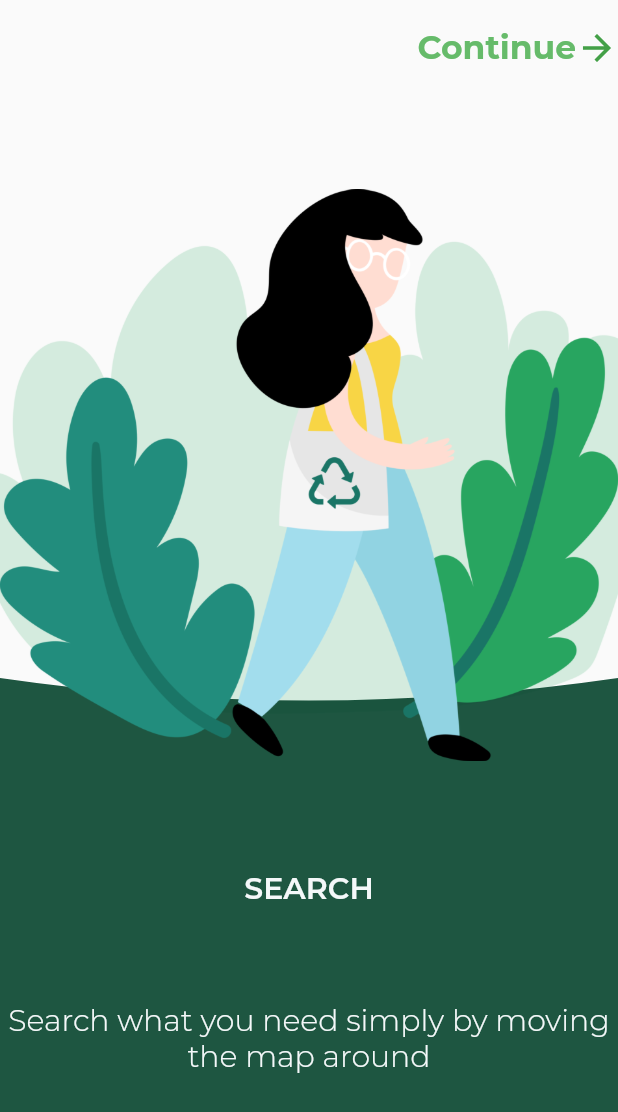
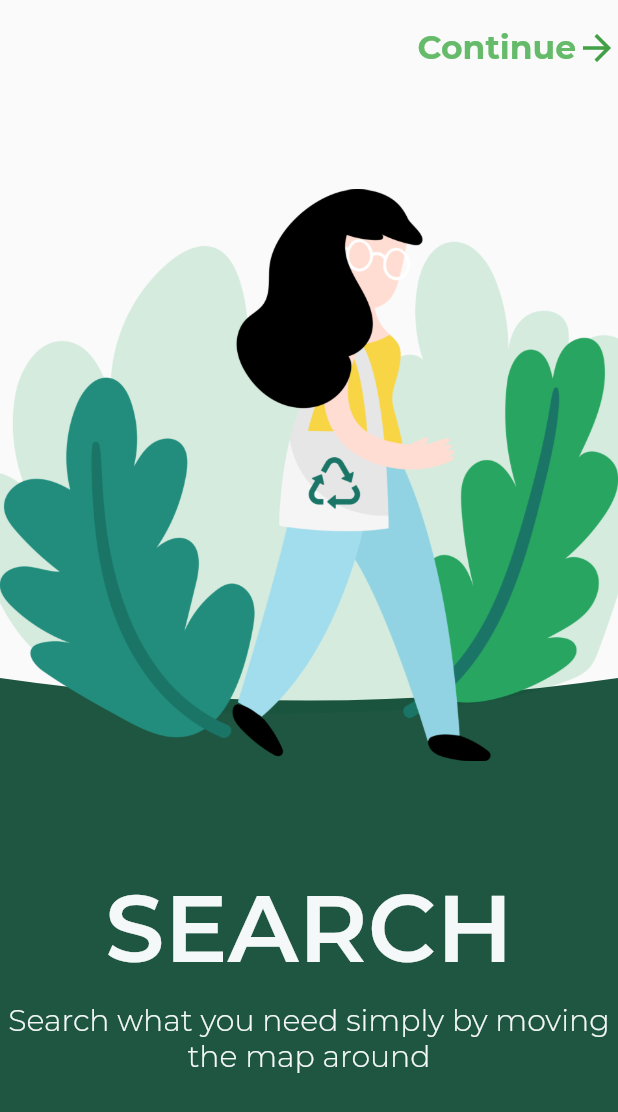
Before and after one commit to maicolstracci/Keep_it_clean, a Flutter app: the OnboardingPage1 widget shown alone on an empty page, opened directly, on a phone screen of 412 x 824 dp. Shown: the top 1112 px of the screen. Run offline on Flutter 3.47's test engine with Material 2 defaults, Android fonts, the phone set to English and light mode, and no system bars; drawn by our look-alikes of auto_size_text; our stand-ins replace auto_route, cloud_firestore, easy_localization, firebase_auth, firebase_storage, flutter_swiper and 11 more; missing offline and left inert: apple_sign_in, flutter_device_type, flutter_facebook_login, geoflutterfire, observable_ish, stacked_hooks and 1 more; accounts and stored records are empty; statements that could not run were skipped; project files that could hold a hidden picture were left out.

Commit message:
Fixed text font size in onboarding pages

```diff
--- a/assets/translations/en-US.json
+++ b/assets/translations/en-US.json
@@ -46,6 +46,7 @@
   "Impostazioni": "Preferences",
   "Chi siamo": "Info",
   "SIGN OUT": "SIGN OUT",
+  "Utente ospite" : "Guest user",
   "Vuoi davvero disconnetterti?": "Would you like to sign out?",
   "NO": "NO",
   "SI": "YES",
--- a/assets/translations/it-IT.json
+++ b/assets/translations/it-IT.json
@@ -46,6 +46,7 @@
   "Impostazioni": "Impostazioni",
   "Chi siamo": "Chi siamo",
   "SIGN OUT": "SIGN OUT",
+  "Utente ospite" : "Utente ospite",
   "Vuoi davvero disconnetterti?": "Vuoi davvero disconnetterti?",
   "NO": "NO",
   "SI": "SI",
--- a/lib/app/router.dart
+++ b/lib/app/router.dart
@@ -15,7 +15,6 @@ import 'package:keep_it_clean/ui/views/ProfilePage/reporter_profile_page_view.da
 
 @MaterialAutoRouter()
 class $Router{
-
   LoginPageView loginPage;
   OnboardingView onboardingPage;
   MapsPageView mapsPage;
--- a/lib/ui/views/OnboardingPage/onboarding_page1.dart
+++ b/lib/ui/views/OnboardingPage/onboarding_page1.dart
@@ -66,8 +66,9 @@ class OnboardingPage1 extends StatelessWidget {
                       child: AutoSizeText(
                         tr("CERCA"),
                         maxLines: 1,
-                        maxFontSize: 50,
+                        maxFontSize: 100,
                         style: TextStyle(
+                          fontSize: 100,
                             color: Color(0xfff4f8f9),
                             fontWeight: FontWeight.w600),
                       ),
--- a/lib/ui/views/OnboardingPage/onboarding_page2.dart
+++ b/lib/ui/views/OnboardingPage/onboarding_page2.dart
@@ -66,8 +66,9 @@ class OnboardingPage2 extends StatelessWidget {
                       child: AutoSizeText(
                         tr("report"),
                         maxLines: 1,
-                        maxFontSize: 50,
+                        maxFontSize: 100,
                         style: TextStyle(
+                            fontSize: 100,
                             color: Color(0xfff4f8f9),
                             fontWeight: FontWeight.w600),
                       ),
--- a/lib/ui/views/OnboardingPage/onboarding_page3.dart
+++ b/lib/ui/views/OnboardingPage/onboarding_page3.dart
@@ -73,8 +73,9 @@ class OnboardingPage3 extends StatelessWidget {
                       child: AutoSizeText(
                         tr("PERMESSI"),
                         maxLines: 1,
-                        maxFontSize: 50,
+                        maxFontSize: 100,
                         style: TextStyle(
+                            fontSize: 100,
                             color: Color(0xfff4f8f9),
                             fontWeight: FontWeight.w600),
                       ),
--- a/lib/ui/views/OnboardingPage/onboarding_view.dart
+++ b/lib/ui/views/OnboardingPage/onboarding_view.dart
@@ -22,7 +22,6 @@ class OnboardingView extends StatelessWidget {
         builder: (context, model, child) => Scaffold(
               backgroundColor: Theme.of(context).backgroundColor,
               body: SafeArea(
-                top: false,
                 child: Container(
                   height: MediaQuery.of(context).size.height,
                   width: MediaQuery.of(context).size.width,
--- a/pubspec.yaml
+++ b/pubspec.yaml
@@ -14,7 +14,7 @@ description: Keep it clean. Trova il cestino per la raccolta differenziata più
 version: 1.1.1+8
 
 environment:
-  sdk: ">=2.2.0 <3.0.0"
+  sdk: ">=2.3.0 <3.0.0"
 
 dependencies:
   flutter:
```
Also changed, not shown: lib/ui/views/LoginPage/login_page_view.dart (+4 -4 lines).
